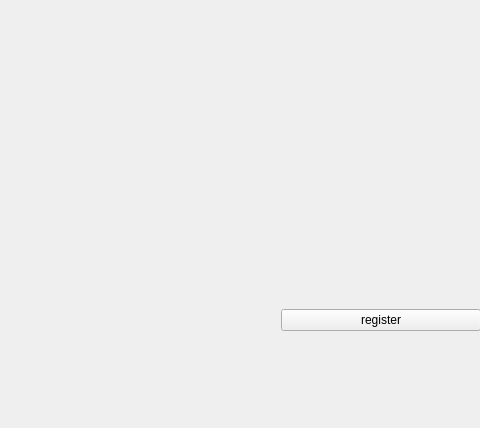
Old version of the form mainwindow.ui in the repository paipeng/qt-facecompare-camera; both pictures show x 320 to 800 and y 0 to 428 of the 800 by 600 pixel window.
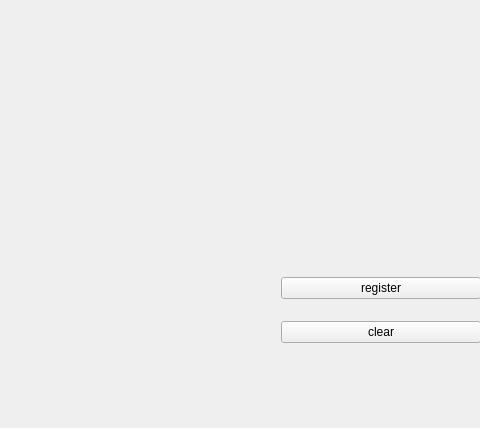
New version of the form. Icons and pictures are not drawn. Custom widgets are drawn as their Qt base class.

Commit message: clear registered image faces

```diff
--- a/mainwindow.ui
+++ b/mainwindow.ui
@@ -138,13 +138,13 @@
            <property name="minimumSize">
             <size>
              <width>200</width>
-             <height>240</height>
+             <height>220</height>
             </size>
            </property>
            <property name="maximumSize">
             <size>
              <width>200</width>
-             <height>240</height>
+             <height>220</height>
             </size>
            </property>
            <property name="text">
@@ -165,6 +165,13 @@
            </property>
           </widget>
          </item>
+         <item>
+          <widget class="QPushButton" name="clearPushButton">
+           <property name="text">
+            <string>clear</string>
+           </property>
+          </widget>
+         </item>
          <item>
           <layout class="QGridLayout" name="gridLayout">
            <item row="1" column="0">
```
Left out of the diff: 17 changed lines with no effect on the pictures. The commit also changes 2 other files.
